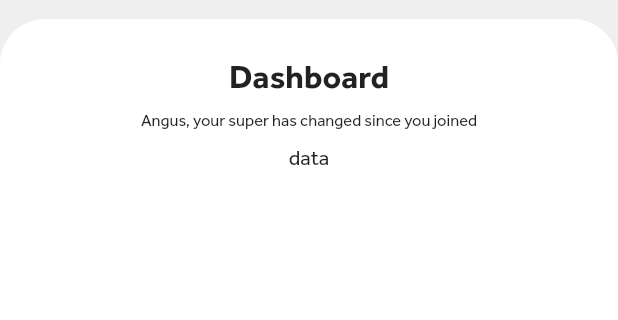
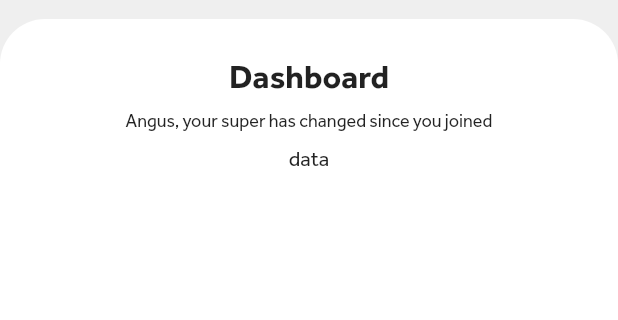
Before and after one commit to kdgilang/rnd-flutter, a Flutter app: the screen it shows after launch, on a phone screen of 412 x 824 dp, the part 65-385 px from its top. Run offline on Flutter 3.47's test engine with Material 2 defaults, Android fonts, the phone set to English and light mode, and no system bars.

Commit message:
update title logic, add drawer

```diff
--- a/lib/src/shared/screens/home.dart
+++ b/lib/src/shared/screens/home.dart
@@ -26,11 +26,14 @@ class HomeScreen extends StatelessWidget {
               ),
             ),
           ),
-          leading: IconButton(
-            iconSize: 30.0,
-            color: ColorConstants.primary,
-            onPressed: () {},
-            icon: const Icon(Icons.menu),
+          leading: Builder(builder: (context) => IconButton(
+              iconSize: 30.0,
+              color: ColorConstants.primary,
+              icon: const Icon(Icons.menu),
+              onPressed: () {
+                Scaffold.of(context).openDrawer();
+              },
+            )
           ),
           actions: [
             IconButton(
@@ -40,6 +43,23 @@ class HomeScreen extends StatelessWidget {
               icon: const Icon(Icons.person),
             ),
           ],
+        ),
+        drawerEnableOpenDragGesture: true,
+        drawer: Drawer(
+          backgroundColor: ColorConstants.primary,
+          child: ListView(
+            children: [
+              ListTile(
+                title: const Text('Item 1'),
+                onTap: () {
+                  // Update the state of the app
+                  // ...
+                  // Then close the drawer
+                  Navigator.pop(context);
+                },
+              ),
+            ],
+          ),
         ),
         bottomNavigationBar: const TabItems(),
         body: const TabBarView(
--- a/lib/src/shared/screens/starter.dart
+++ b/lib/src/shared/screens/starter.dart
@@ -32,7 +32,10 @@ class _StarterWidgetState extends State<StarterWidget> with SingleTickerProvider
   late final AnimationController _controller = AnimationController(
     duration: const Duration(milliseconds: 400),
     vsync: this,
-  )..forward().whenComplete(() => Navigator.pushReplacementNamed(context, HomeScreen.id));
+  )..forward().whenComplete(() async  {
+      await Future.delayed(const Duration(milliseconds: 1500));
+      Navigator.pushReplacementNamed(context, HomeScreen.id);
+  });
 
   late final Animation<double> _opacityAnimation = CurvedAnimation(
     parent: _controller,
--- a/lib/src/shared/widgets/tab_content_container.dart
+++ b/lib/src/shared/widgets/tab_content_container.dart
@@ -6,12 +6,12 @@ class TabContentContainer extends StatelessWidget {
   const TabContentContainer({
     super.key,
     required this.title,
-    required this.subtitle,
+    this.subtitle,
     required this.child
   });
 
   final String title;
-  final String subtitle;
+  final String? subtitle;
   final Widget child;
 
   @override
--- a/lib/src/shared/widgets/title_subtitle.dart
+++ b/lib/src/shared/widgets/title_subtitle.dart
@@ -1,10 +1,10 @@
 import 'package:flutter/material.dart';
 
 class TitleSubtitle extends StatelessWidget {
-  const TitleSubtitle({super.key, required this.title, required this.subtitle});
+  const TitleSubtitle({super.key, required this.title, this.subtitle});
 
   final String title;
-  final String subtitle;
+  final String? subtitle;
 
   @override
   Widget build(BuildContext context) {
@@ -16,11 +16,11 @@ class TitleSubtitle extends StatelessWidget {
             child: Text(title,
                 style: const TextStyle(
                     fontWeight: FontWeight.bold, fontSize: 22))),
-        Padding(
+        if (subtitle!.isNotEmpty) Padding(
           padding: const EdgeInsets.only(left: 20.0, right: 20.0),
-          child: Text(subtitle, style: const TextStyle(
-                    fontWeight: FontWeight.normal, fontSize: 11))
-        )
+          child: Text(subtitle!, style: const TextStyle(
+                    fontWeight: FontWeight.normal, fontSize: 12))
+        ),
       ]),
     );
   }
```
